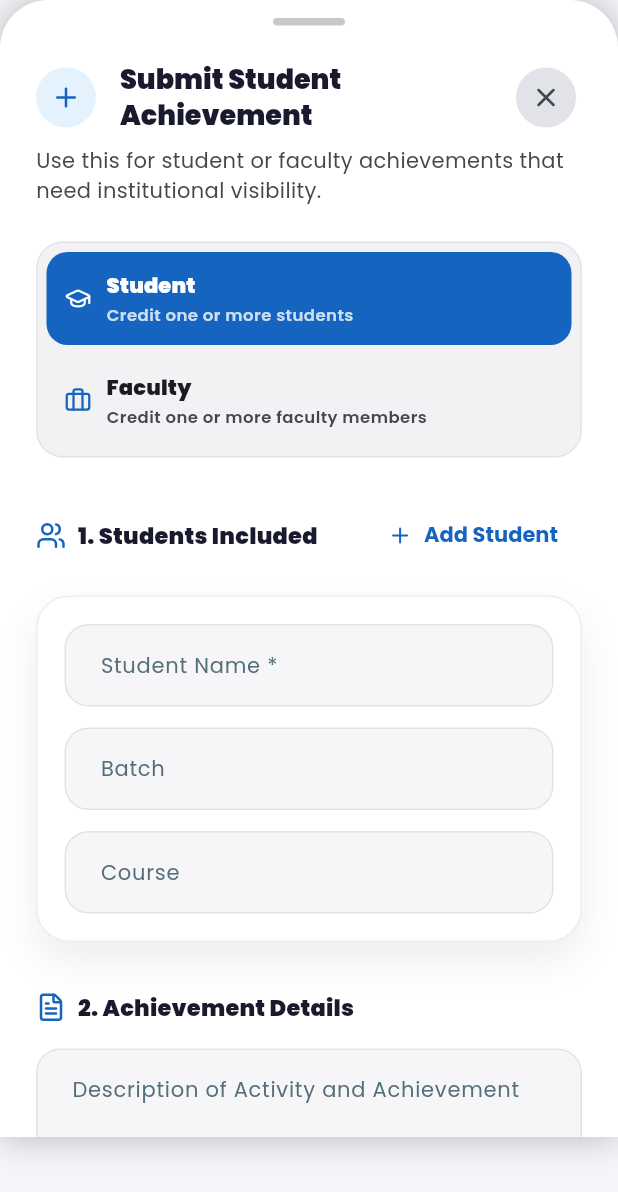
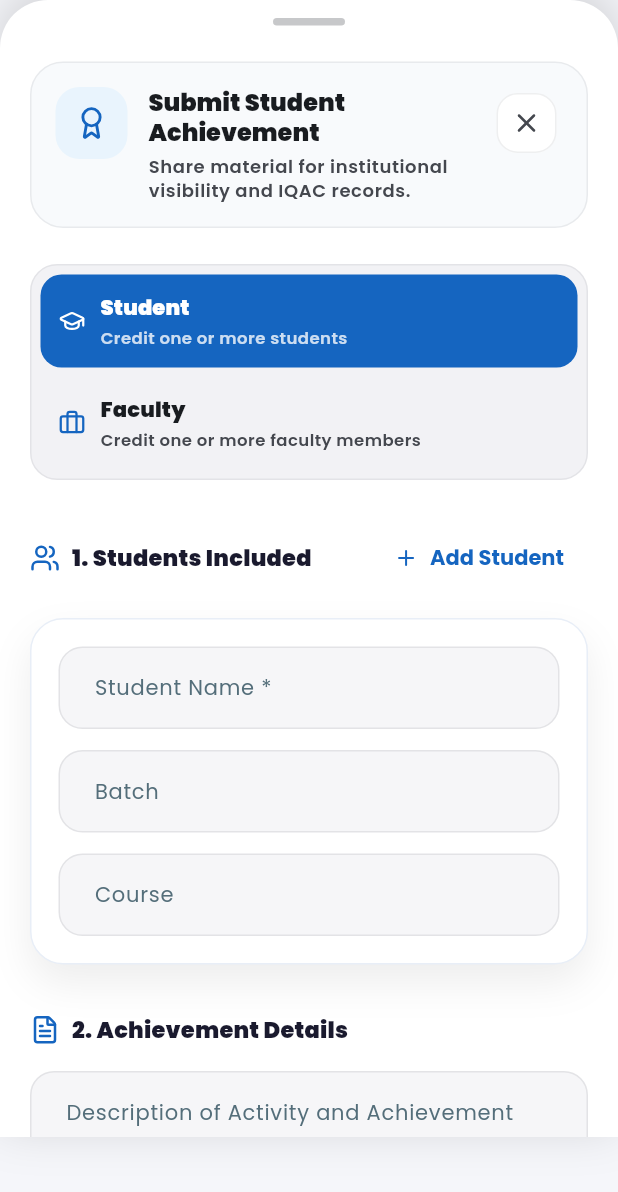
Before and after one commit to prakashita/Event-Booking-Management, a Flutter app: the _AchievementFormSheet widget shown alone on an empty page, opened directly with empty values, on a phone screen of 412 x 824 dp. Shown: the top 1192 px of the screen. Run offline on Flutter 3.47's test engine with Material 3 defaults, Android fonts, the phone set to English and light mode, and no system bars; our stand-ins replace dio, file_picker, firebase_core, firebase_messaging, flutter_colorpicker, flutter_local_notifications and 10 more; accounts and stored records are empty; network calls fail.

Commit message:
Update Others Achievement and fix UI

```diff
--- a/mobile_app/lib/screens/student_achievements/student_achievements_screen.dart
+++ b/mobile_app/lib/screens/student_achievements/student_achievements_screen.dart
@@ -458,14 +458,14 @@ class _StudentAchievementsScreenState extends State<StudentAchievementsScreen> {
       ),
       floatingActionButton: FloatingActionButton.extended(
         onPressed: () => _openForm(),
-        elevation: 3,
+        elevation: 8,
         backgroundColor: theme.colorScheme.primary,
         foregroundColor: theme.colorScheme.onPrimary,
-        shape: RoundedRectangleBorder(borderRadius: BorderRadius.circular(16)),
+        shape: RoundedRectangleBorder(borderRadius: BorderRadius.circular(18)),
         icon: const Icon(LucideIcons.plus, size: 20),
         label: const Text(
-          'Submit',
-          style: TextStyle(fontWeight: FontWeight.bold, letterSpacing: 0.5),
+          'Submit Achievement',
+          style: TextStyle(fontWeight: FontWeight.w800, letterSpacing: 0),
         ),
       ),
     );
@@ -794,8 +794,12 @@ class _AchievementFormSheetState extends State<_AchievementFormSheet> {
               borderRadius: const BorderRadius.vertical(
                 top: Radius.circular(32),
               ),
-              boxShadow: const [
-                BoxShadow(blurRadius: 20, color: Colors.black26),
+              boxShadow: [
+                BoxShadow(
+                  blurRadius: 28,
+                  offset: const Offset(0, -8),
+                  color: Colors.black.withValues(alpha: 0.16),
+                ),
               ],
             ),
             child: Form(
@@ -804,7 +808,7 @@ class _AchievementFormSheetState extends State<_AchievementFormSheet> {
                 controller: scrollController,
                 keyboardDismissBehavior:
                     ScrollViewKeyboardDismissBehavior.onDrag,
-                padding: const EdgeInsets.fromLTRB(24, 12, 24, 32),
+                padding: const EdgeInsets.fromLTRB(20, 12, 20, 32),
                 children: [
                   Center(
                     child: Container(
@@ -819,49 +823,11 @@ class _AchievementFormSheetState extends State<_AchievementFormSheet> {
                       ),
                     ),
                   ),
-                  Row(
-                    children: [
-                      Container(
-                        padding: const EdgeInsets.all(10),
-                        decoration: BoxDecoration(
-                          color: theme.colorScheme.primaryContainer,
-                          shape: BoxShape.circle,
-                        ),
-                        child: Icon(
-                          _isEdit ? LucideIcons.edit2 : LucideIcons.plus,
-                          color: theme.colorScheme.primary,
-                          size: 20,
-                        ),
-                      ),
-                      const SizedBox(width: 16),
-                      Expanded(
-                        child: Text(
-                          _isEdit
-                              ? 'Edit ${_achievementTypeLabel(_achievementType)}'
-                              : 'Submit ${_achievementTypeLabel(_achievementType)}',
-                          style: theme.textTheme.headlineSmall?.copyWith(
-                            fontWeight: FontWeight.w900,
-                          ),
-                        ),
-                      ),
-                      IconButton(
-                        onPressed: _saving
-                            ? null
-                            : () => Navigator.of(context).pop(false),
-                        style: IconButton.styleFrom(
-                          backgroundColor:
-                              theme.colorScheme.surfaceContainerHighest,
-                        ),
-                        icon: const Icon(LucideIcons.x, size: 20),
-                      ),
-                    ],
-                  ),
-                  const SizedBox(height: 8),
-                  Text(
-                    'Use this for student or faculty achievements that need institutional visibility.',
-                    style: theme.textTheme.bodyMedium?.copyWith(
-                      color: theme.colorScheme.onSurfaceVariant,
-                    ),
+                  _AchievementFormHeader(
+                    isEdit: _isEdit,
+                    achievementType: _achievementType,
+                    saving: _saving,
+                    onClose: () => Navigator.of(context).pop(false),
                   ),
                   const SizedBox(height: 24),
                   _AchievementTypeSelector(
@@ -1263,6 +1229,101 @@ class _AchievementFormSheetState extends State<_AchievementFormSheet> {
   }
 }
 
+class _AchievementFormHeader extends StatelessWidget {
+  final bool isEdit;
+  final String achievementType;
+  final bool saving;
+  final VoidCallback onClose;
+
+  const _AchievementFormHeader({
+    required this.isEdit,
+    required this.achievementType,
+    required this.saving,
+    required this.onClose,
+  });
+
+  @override
+  Widget build(BuildContext context) {
+    final theme = Theme.of(context);
+    final isDark = theme.brightness == Brightness.dark;
+    final label = _achievementTypeLabel(achievementType);
+
+    return Container(
+      padding: const EdgeInsets.all(16),
+      decoration: BoxDecoration(
+        color: isDark
+            ? theme.colorScheme.surfaceContainerHighest.withValues(alpha: 0.45)
+            : const Color(0xFFF8FAFC),
+        borderRadius: BorderRadius.circular(22),
+        border: Border.all(
+          color: theme.colorScheme.outline.withValues(alpha: 0.12),
+        ),
+      ),
+      child: Row(
+        crossAxisAlignment: CrossAxisAlignment.start,
+        children: [
+          Container(
+            width: 48,
+            height: 48,
+            decoration: BoxDecoration(
+              color: theme.colorScheme.primaryContainer.withValues(alpha: 0.72),
+              borderRadius: BorderRadius.circular(16),
+            ),
+            child: Icon(
+              isEdit ? LucideIcons.edit2 : LucideIcons.award,
+              color: theme.colorScheme.primary,
+              size: 23,
+            ),
+          ),
+          const SizedBox(width: 14),
+          Expanded(
+            child: Column(
+              crossAxisAlignment: CrossAxisAlignment.start,
+              children: [
+                Text(
+                  isEdit ? 'Edit $label' : 'Submit $label',
+                  maxLines: 2,
+                  overflow: TextOverflow.ellipsis,
+                  style: theme.textTheme.titleLarge?.copyWith(
+                    fontWeight: FontWeight.w900,
+                    color: theme.colorScheme.onSurface,
+                  ),
+                ),
+                const SizedBox(height: 5),
+                Text(
+                  'Share material for institutional visibility and IQAC records.',
+                  maxLines: 2,
+                  overflow: TextOverflow.ellipsis,
+                  style: theme.textTheme.bodySmall?.copyWith(
+                    color: theme.colorScheme.onSurfaceVariant,
+                    fontWeight: FontWeight.w600,
+                    height: 1.35,
+                  ),
+                ),
+              ],
+            ),
+          ),
+          const SizedBox(width: 8),
+          IconButton(
+            onPressed: saving ? null : onClose,
+            style: IconButton.styleFrom(
+              backgroundColor: theme.colorScheme.surface,
+              foregroundColor: theme.colorScheme.onSurfaceVariant,
+              shape: RoundedRectangleBorder(
+                borderRadius: BorderRadius.circular(14),
+                side: BorderSide(
+                  color: theme.colorScheme.outline.withValues(alpha: 0.12),
+                ),
+              ),
+            ),
+            icon: const Icon(LucideIcons.x, size: 20),
+          ),
+        ],
+      ),
+    );
+  }
+}
+
 class _AchievementDetailSheet extends StatelessWidget {
   final Map<String, dynamic> item;
   final List<_IqacCriterion> criteria;
```
Also changed, not shown: mobile_app/lib/screens/calendar/calendar_updates_screen.dart (+229 -141 lines).
